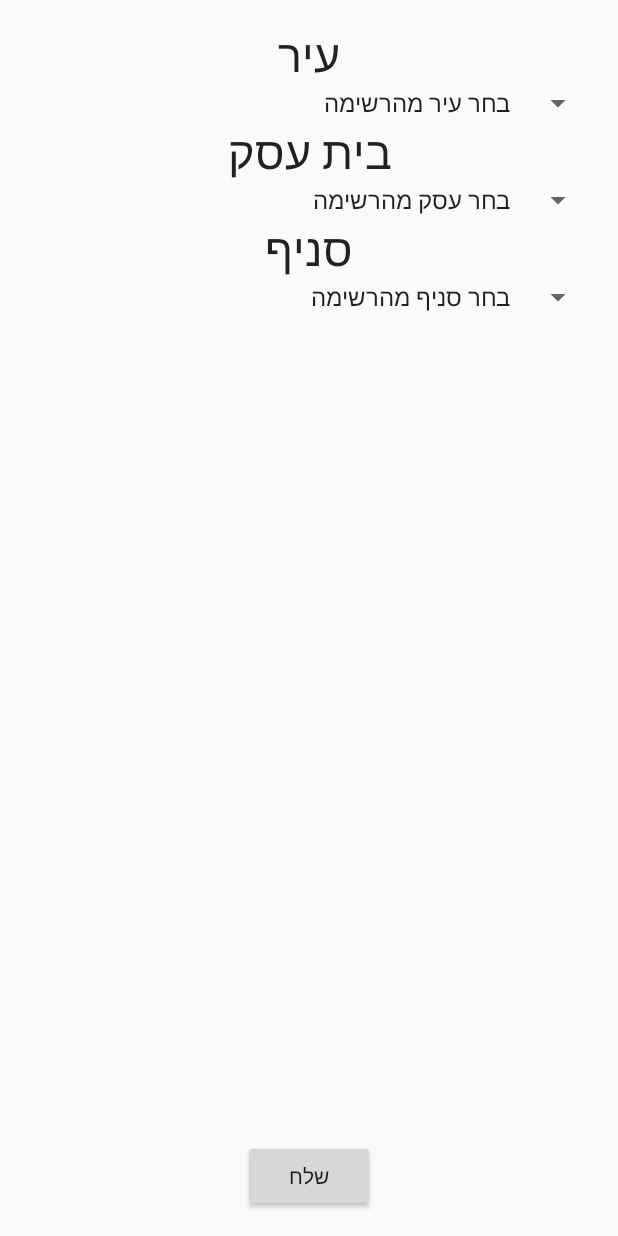
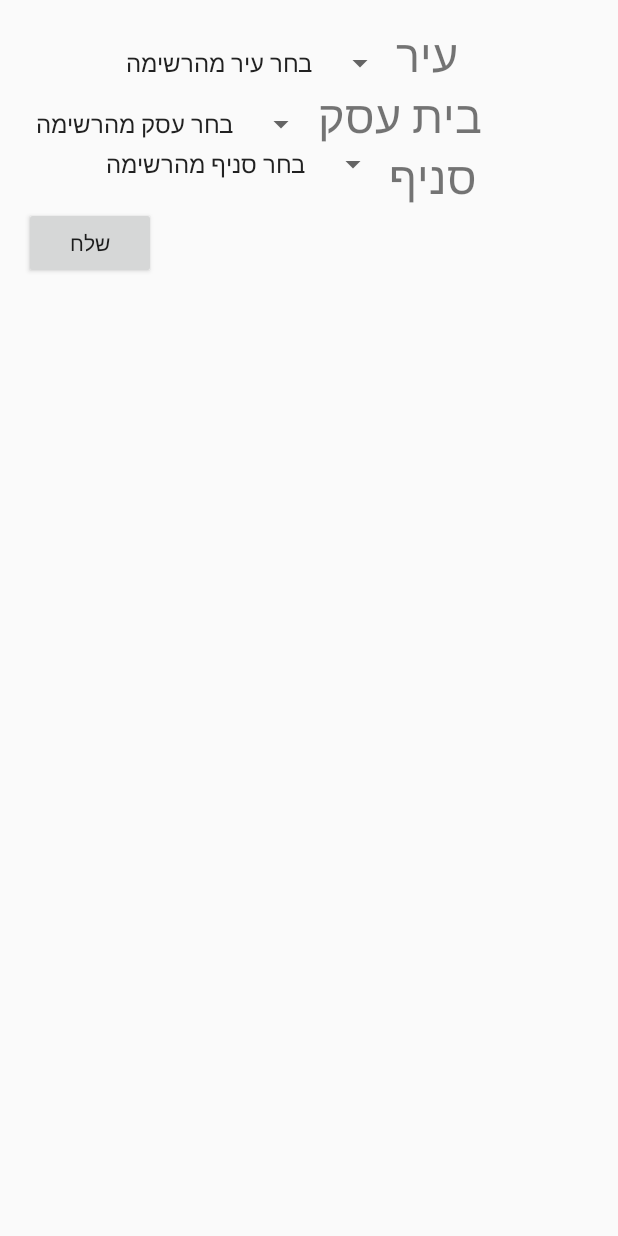
Before and after one commit to FinalProjectJCE/AndroidAppWN, an Android app: the MainActivity2 screen opened directly, with no data from a screen before it, on a phone screen of 412 x 824 dp. Run offline under Robolectric (Android 15) with nearby library versions, the phone set to English and light mode, and no system bars.

Commit message:
new activity that shows the name of the city that was selected in the "select business page"

```diff
--- a/app/src/main/java/com/example/zaken/androidappwn/MainActivity2.java
+++ b/app/src/main/java/com/example/zaken/androidappwn/MainActivity2.java
@@ -3,6 +3,7 @@ package com.example.zaken.androidappwn;
 import android.app.Activity;
 import android.os.Bundle;
 import android.text.AndroidCharacter;
+import android.util.Log;
 import android.view.Menu;
 import android.view.MenuItem;
 import android.view.View;
@@ -20,7 +21,9 @@ public class MainActivity2 extends Activity {
     @Override
     protected void onCreate(Bundle savedInstanceState) {
         super.onCreate(savedInstanceState);
+
         setContentView(R.layout.activity_main_activity2);
+        cityTypeSpinner = (Spinner) findViewById(R.id.city_type_spinner);
         addItemsToCityTypeSpinner();
         addListenerToCityTypeSpinner();
         addItemsToBusinessTypeSpinner();
@@ -53,7 +56,7 @@ public class MainActivity2 extends Activity {
     }
     public void addItemsToCityTypeSpinner()
     {
-        cityTypeSpinner = (Spinner) findViewById(R.id.city_type_spinner);
+
         ArrayAdapter<CharSequence> cityTypeSpinnerAdapter = ArrayAdapter.createFromResource(this,R.array.city_types,android.R.layout.simple_spinner_item);
         cityTypeSpinnerAdapter.setDropDownViewResource(android.R.layout.simple_spinner_dropdown_item);
         cityTypeSpinner.setAdapter(cityTypeSpinnerAdapter);
@@ -130,6 +133,9 @@ public class MainActivity2 extends Activity {
 
     public void send_business(View view){
         Intent i=new Intent(this,MainActivity3.class);
+        i.putExtra("name",cityTypeSpinner.getSelectedItem().toString() );
+       // i.putExtra("time", user.getUserFullName());
+        Log.d(cityTypeSpinner.getSelectedItem().toString(), "");
         startActivity(i);
     }
 
--- a/app/src/main/res/layout/activity_main_activity2.xml
+++ b/app/src/main/res/layout/activity_main_activity2.xml
@@ -6,56 +6,84 @@
     android:paddingBottom="@dimen/activity_vertical_margin"
     tools:context="com.example.zaken.androidappwn.MainActivity2">
 
+    <LinearLayout
+        android:orientation="vertical"
+        android:layout_width="fill_parent"
+        android:layout_height="fill_parent">
+
+        <LinearLayout
+            android:orientation="horizontal"
+            android:layout_width="wrap_content"
+            android:layout_height="wrap_content">
+
+            <Spinner
+                android:layout_width="248dp"
+                android:layout_height="wrap_content"
+                android:id="@+id/city_type_spinner"
+                android:layout_below="@+id/textView9"
+                android:layout_centerHorizontal="true"
+                android:layout_weight="3" />
+
             <TextView
                 android:text="@string/choose_city_text"
                 android:layout_width="wrap_content"
                 android:layout_height="wrap_content"
-        android:textAppearance="?android:attr/textAppearanceLarge"
+
                 android:id="@+id/textView9"
-        android:layout_alignParentTop="true"
-        android:layout_centerHorizontal="true"
-        android:textSize="30sp" />
+
+                android:textSize="30dp"
+                android:layout_weight="1"
+                android:gravity="right" />
+        </LinearLayout>
+
+        <LinearLayout
+            android:orientation="horizontal"
+            android:layout_width="wrap_content"
+            android:layout_height="wrap_content">
 
             <Spinner
-        android:layout_width="match_parent"
+                android:layout_width="wrap_content"
                 android:layout_height="wrap_content"
-        android:id="@+id/city_type_spinner"
-        android:layout_below="@+id/textView9"
-        android:layout_centerHorizontal="true" />
+                android:id="@+id/business_type_spinner"
+
+                android:layout_weight="3" />
 
             <TextView
-        android:textAppearance="?android:attr/textAppearanceLarge"
+
                 android:layout_width="wrap_content"
                 android:layout_height="wrap_content"
                 android:text="@string/choose_bus_text"
                 android:id="@+id/textView10"
-        android:layout_below="@+id/city_type_spinner"
-        android:layout_centerHorizontal="true"
-        android:textSize="30sp" />
+
+                android:textSize="30sp"
+                android:layout_weight="1"
+                android:gravity="right" />
+        </LinearLayout>
+
+        <LinearLayout
+            android:orientation="horizontal"
+            android:layout_width="wrap_content"
+            android:layout_height="wrap_content">
 
             <Spinner
-        android:layout_width="match_parent"
+                android:layout_width="243dp"
                 android:layout_height="wrap_content"
-        android:id="@+id/business_type_spinner"
-        android:layout_below="@+id/textView10"
-        android:layout_centerHorizontal="true" />
+                android:id="@+id/branch_type_spinner"
+
+                android:layout_gravity="left" />
 
             <TextView
                 android:layout_width="wrap_content"
                 android:layout_height="wrap_content"
-        android:textAppearance="?android:attr/textAppearanceLarge"
+
                 android:text="@string/choose_branch"
                 android:id="@+id/textView11"
-        android:layout_below="@+id/business_type_spinner"
-        android:layout_centerHorizontal="true"
-        android:textSize="30sp" />
 
-    <Spinner
-        android:layout_width="match_parent"
-        android:layout_height="wrap_content"
-        android:id="@+id/branch_type_spinner"
-        android:layout_below="@+id/textView11"
-        android:layout_centerHorizontal="true" />
+                android:textSize="30sp"
+                android:nestedScrollingEnabled="false"
+                android:gravity="right"
+                android:layout_gravity="right" />
+        </LinearLayout>
 
         <Button
             android:layout_width="wrap_content"
@@ -63,8 +91,8 @@
             android:text="שלח"
             android:id="@+id/button"
             android:onClick="send_business"
-        android:layout_alignParentBottom="true"
-        android:layout_centerHorizontal="true" />
+             />
+    </LinearLayout>
 
 
 </RelativeLayout>
```
Lines whose indentation alone changed are shown as unchanged.
